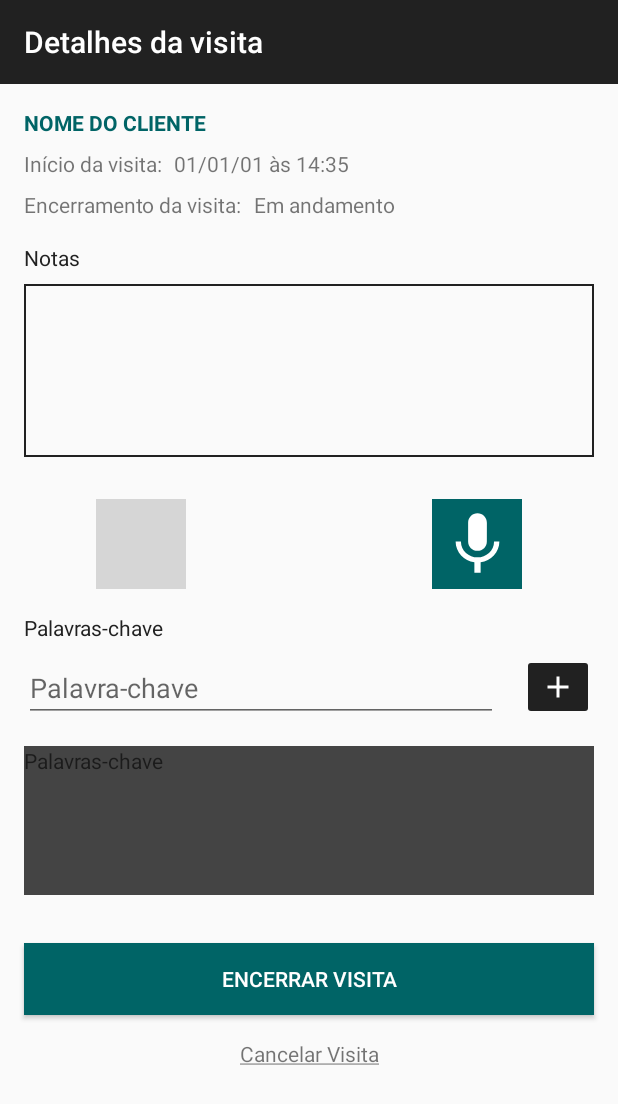
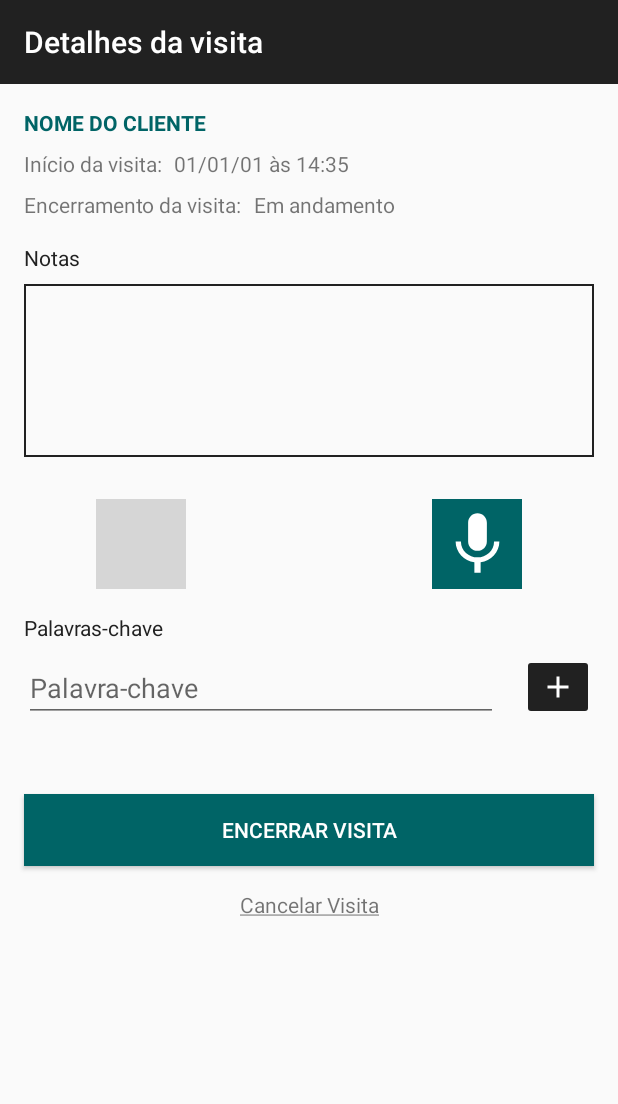
Before and after one commit to flpfar/ControleVisitas, an Android app: the layout activity_detail_visit.xml on its own in the app's theme, with its tools: preview values and no code run, on a phone screen of 412 x 824 dp. Shown: the top 1104 px of the screen. Run offline under Robolectric (Android 15) with nearby library versions, the phone set to English and light mode, and no system bars; grey boxes are pictures that could not be loaded.

Commit message:
changes in keywordsbox

```diff
--- a/app/build.gradle
+++ b/app/build.gradle
@@ -24,6 +24,7 @@ dependencies {
     implementation 'com.android.support.constraint:constraint-layout:1.1.2'
     implementation 'com.android.support:design:27.1.1'
     implementation 'com.google.firebase:firebase-database:16.0.1'
+    implementation 'com.google.android:flexbox:1.0.0'
     testImplementation 'junit:junit:4.12'
     androidTestImplementation 'com.android.support.test:runner:1.0.2'
     androidTestImplementation 'com.android.support.test.espresso:espresso-core:3.0.2'
--- a/app/src/main/res/layout/activity_detail_visit.xml
+++ b/app/src/main/res/layout/activity_detail_visit.xml
@@ -165,21 +165,21 @@
                 app:layout_constraintTop_toTopOf="@+id/ac_detail_etkeyword"
                 app:srcCompat="@drawable/ic_add_black_24dp" />
 
-            <TextView
-                android:id="@+id/ac_detail_tvkeywordsbox"
+            <com.google.android.flexbox.FlexboxLayout
+                android:id="@+id/ac_detail_keywordsbox"
                 android:layout_width="0dp"
-                android:layout_height="99dp"
+                android:layout_height="wrap_content"
                 android:layout_marginEnd="16dp"
                 android:layout_marginStart="16dp"
                 android:layout_marginTop="16dp"
-                android:ems="10"
-                android:hint="@string/keywords"
-                android:scrollbars="vertical"
-                android:background="@drawable/edit_text_border"
-                android:backgroundTint="@color/colorPrimaryLight"
+                app:flexWrap="wrap"
+                app:alignItems="stretch"
+                app:alignContent="stretch"
                 app:layout_constraintEnd_toEndOf="parent"
                 app:layout_constraintStart_toStartOf="parent"
-                app:layout_constraintTop_toBottomOf="@+id/ac_detail_etkeyword" />
+                app:layout_constraintTop_toBottomOf="@+id/ac_detail_etkeyword">
+
+            </com.google.android.flexbox.FlexboxLayout>
 
             <Button
                 android:id="@+id/ac_detail_btclosevisit"
@@ -193,7 +193,7 @@
                 android:textColor="@color/white"
                 app:layout_constraintEnd_toEndOf="parent"
                 app:layout_constraintStart_toStartOf="parent"
-                app:layout_constraintTop_toBottomOf="@+id/ac_detail_tvkeywordsbox" />
+                app:layout_constraintTop_toBottomOf="@+id/ac_detail_keywordsbox" />
 
             <TextView
                 android:id="@+id/ac_detail_tvcancelvisit"
--- a/app/src/main/res/values/colors.xml
+++ b/app/src/main/res/values/colors.xml
@@ -4,6 +4,7 @@
     <color name="colorPrimaryDark">#191919</color>
     <color name="colorPrimaryLight">#444</color>
     <color name="colorAccent">#006466</color>
+    <color name="disabled_edittext">#ccc</color>
     <color name="status_inprogress">#17cc00</color>
     <color name="status_completed">#000</color>
     <color name="status_scheduled">#fff600</color>
```
Also changed, not shown: app/src/main/java/br/edu/ifspsaocarlos/sdm/controlevisitas/DetailVisitActivity.java (+21 -24 lines).
